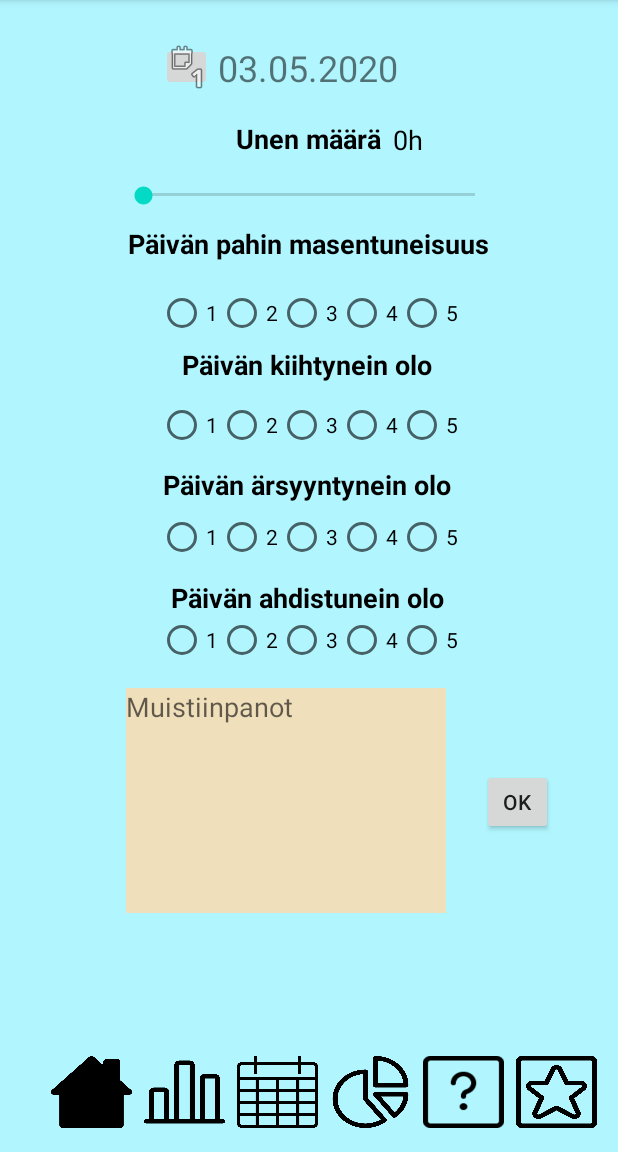
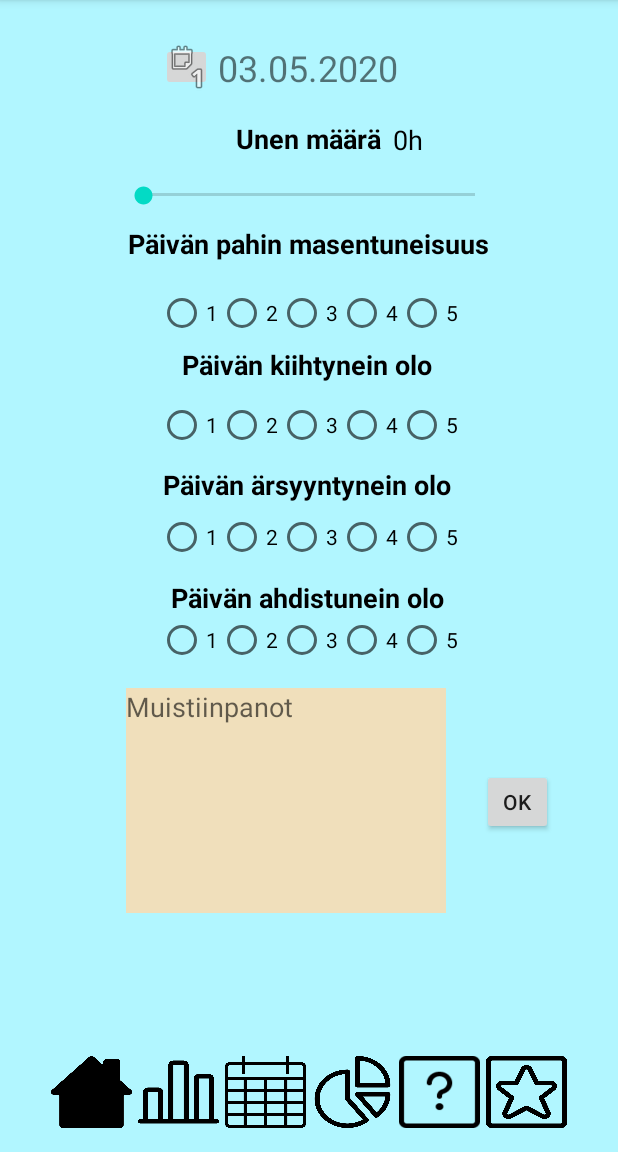
Before and after one commit to NicklasMichaelStellberg/Moodi, an Android app: the screen it shows after launch (MainActivity), on a phone screen of 412 x 824 dp, the part 84-1236 px from its top. Run offline under Robolectric (Android 15) with nearby library versions, the phone set to English and light mode, and no system bars.

Commit message:
MainActivity layout alapalkin napit guidelinen mukaan keskellä näyttöä.

```diff
--- a/app/src/main/java/com/example/moodi/BarChartActivity.java
+++ b/app/src/main/java/com/example/moodi/BarChartActivity.java
@@ -13,7 +13,6 @@ import com.github.mikephil.charting.data.BarEntry;
 
 import java.io.BufferedReader;
 import java.io.File;
-import java.io.FileReader;
 import java.util.ArrayList;
 import java.util.List;
 
@@ -25,6 +24,7 @@ public class BarChartActivity extends AppCompatActivity {
         setContentView(R.layout.activity_bar_chart);
 
         barChart = findViewById(R.id.barChart);
+
         List<BarEntry> entries = new ArrayList<>();
         entries.add(new BarEntry(0,10f));
         entries.add(new BarEntry(1,7.5f));
@@ -39,7 +39,7 @@ public class BarChartActivity extends AppCompatActivity {
         barChart.invalidate();
 
     }
-
+    // Alanapit eri activityihin
     public void mainActivity(View view) {
         Intent intent = new Intent(this, MainActivity.class);
         startActivity(intent);
--- a/app/src/main/java/com/example/moodi/MainActivity.java
+++ b/app/src/main/java/com/example/moodi/MainActivity.java
@@ -262,7 +262,7 @@ public class MainActivity extends AppCompatActivity {
     }
 
     public void calendar(View view) {
-        Intent intent = new Intent(this, Calendar.class);
+        Intent intent = new Intent(this, SleepList.class);
         startActivity(intent);
     }
 
--- a/app/src/main/res/layout/activity_main.xml
+++ b/app/src/main/res/layout/activity_main.xml
@@ -331,8 +331,8 @@
         android:id="@+id/btnBarChart"
         android:layout_width="54dp"
         android:layout_height="48dp"
-        android:layout_marginEnd="8dp"
-        android:layout_marginRight="8dp"
+        android:layout_marginEnd="4dp"
+        android:layout_marginRight="4dp"
         android:layout_marginBottom="16dp"
         android:background="@drawable/light_analytics_bars"
         android:onClick="barChart"
@@ -343,32 +343,32 @@
         android:id="@+id/btnCalendar"
         android:layout_width="54dp"
         android:layout_height="48dp"
-        android:layout_marginEnd="85dp"
-        android:layout_marginRight="85dp"
+        android:layout_marginEnd="2dp"
+        android:layout_marginRight="2dp"
         android:layout_marginBottom="16dp"
         android:background="@drawable/light_calendar_3"
         android:onClick="calendar"
         app:layout_constraintBottom_toBottomOf="parent"
-        app:layout_constraintEnd_toEndOf="@+id/notes" />
+        app:layout_constraintEnd_toStartOf="@+id/guideline" />
 
     <Button
         android:id="@+id/btnPieChart"
         android:layout_width="54dp"
         android:layout_height="48dp"
-        android:layout_marginStart="8dp"
-        android:layout_marginLeft="8dp"
+        android:layout_marginStart="2dp"
+        android:layout_marginLeft="2dp"
         android:layout_marginBottom="16dp"
         android:background="@drawable/light_analytics_pie2"
         android:onClick="pieChart"
         app:layout_constraintBottom_toBottomOf="parent"
-        app:layout_constraintStart_toEndOf="@+id/btnCalendar" />
+        app:layout_constraintStart_toStartOf="@+id/guideline" />
 
     <Button
         android:id="@+id/btnInfo"
         android:layout_width="54dp"
         android:layout_height="48dp"
-        android:layout_marginStart="8dp"
-        android:layout_marginLeft="8dp"
+        android:layout_marginStart="4dp"
+        android:layout_marginLeft="4dp"
         android:layout_marginBottom="16dp"
         android:background="@drawable/light_question_help_square"
         android:onClick="info"
@@ -379,8 +379,8 @@
         android:id="@+id/btnAverageDay"
         android:layout_width="54dp"
         android:layout_height="48dp"
-        android:layout_marginStart="8dp"
-        android:layout_marginLeft="8dp"
+        android:layout_marginStart="4dp"
+        android:layout_marginLeft="4dp"
         android:layout_marginBottom="16dp"
         android:background="@drawable/mask_star"
         android:onClick="averageDay"
@@ -391,8 +391,8 @@
         android:id="@+id/btnMain"
         android:layout_width="54dp"
         android:layout_height="48dp"
-        android:layout_marginEnd="8dp"
-        android:layout_marginRight="8dp"
+        android:layout_marginEnd="4dp"
+        android:layout_marginRight="4dp"
         android:layout_marginBottom="16dp"
         android:background="@drawable/house_chimney"
         android:textColor="#2196F3"
@@ -404,7 +404,7 @@
         android:layout_width="wrap_content"
         android:layout_height="wrap_content"
         android:orientation="vertical"
-        app:layout_constraintGuide_end="382dp" />
+        app:layout_constraintGuide_percent="0.5" />
 
     <ImageButton
         android:id="@+id/datepicker"
@@ -428,6 +428,8 @@
         android:layout_marginEnd="8dp"
         android:layout_marginRight="8dp"
         android:background="#E4F8DDB3"
+        android:capitalize="sentences"
+        android:ellipsize="start"
         android:ems="10"
         android:gravity="top"
         android:hint="@string/muistiinpanot"
```
